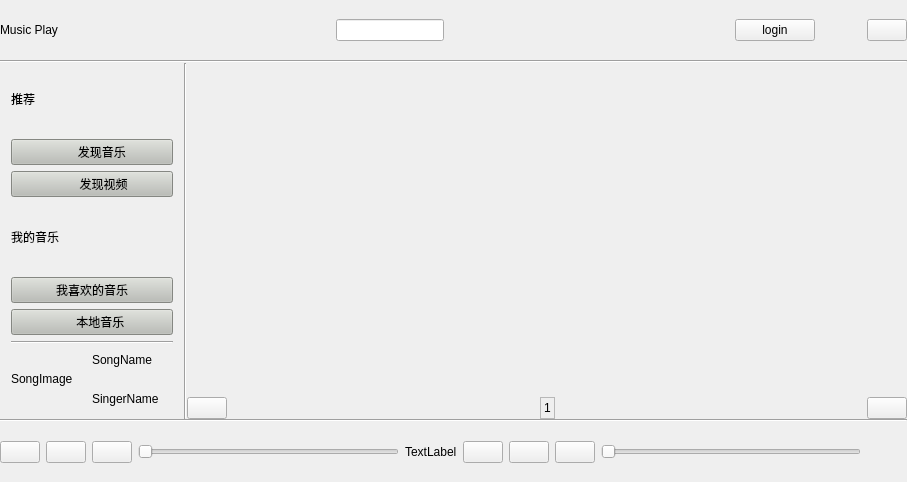
The window that Human-Interaction/Music_Play/mainwindow.ui (100yang/Study) describes before a commit, drawn with Qt 5.
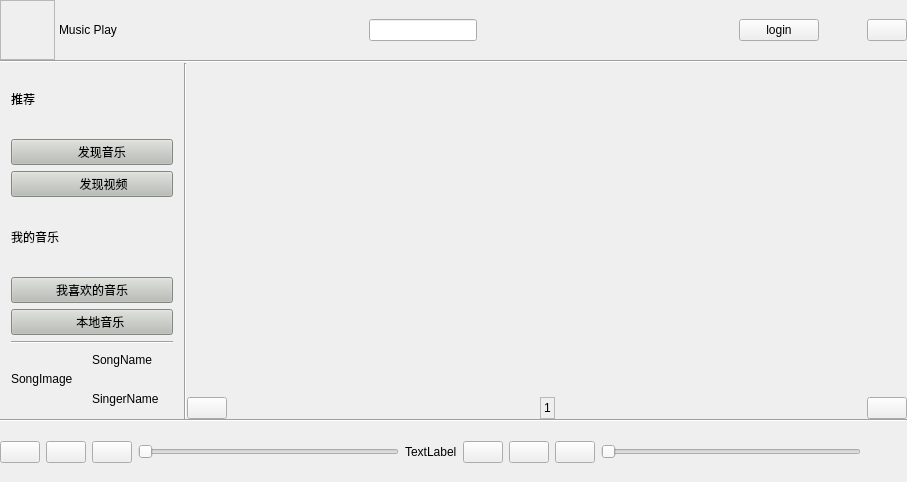
The same window after the commit. Icons and pictures are not drawn. Custom widgets are drawn as their Qt base class.

Patch:
```diff
--- a/Human-Interaction/Music_Play/mainwindow.ui
+++ b/Human-Interaction/Music_Play/mainwindow.ui
@@ -75,10 +75,16 @@
         <height>60</height>
        </size>
       </property>
+      <property name="autoFillBackground">
+       <bool>true</bool>
+      </property>
       <property name="styleSheet">
        <string notr="true"/>
       </property>
       <layout class="QHBoxLayout" name="horizontalLayout_3">
+       <property name="spacing">
+        <number>4</number>
+       </property>
        <property name="leftMargin">
         <number>0</number>
        </property>
@@ -91,11 +97,48 @@
        <property name="bottomMargin">
         <number>0</number>
        </property>
+       <item>
+        <widget class="QLabel" name="label_5">
+         <property name="minimumSize">
+          <size>
+           <width>55</width>
+           <height>0</height>
+          </size>
+         </property>
+         <property name="frameShape">
+          <enum>QFrame::StyledPanel</enum>
+         </property>
+         <property name="text">
+          <string/>
+         </property>
+         <property name="pixmap">
+          <pixmap>Images/Music disc.png</pixmap>
+         </property>
+         <property name="scaledContents">
+          <bool>true</bool>
+         </property>
+         <property name="margin">
+          <number>0</number>
+         </property>
+        </widget>
+       </item>
        <item>
         <widget class="QLabel" name="label_4">
+         <property name="styleSheet">
+          <string notr="true">font: 75 italic 24pt &quot;DejaVu Sans&quot;;</string>
+         </property>
          <property name="text">
           <string>Music Play</string>
          </property>
+         <property name="textFormat">
+          <enum>Qt::AutoText</enum>
+         </property>
+         <property name="scaledContents">
+          <bool>true</bool>
+         </property>
+         <property name="margin">
+          <number>5</number>
+         </property>
         </widget>
        </item>
        <item>
@@ -148,6 +191,9 @@
          <property name="scaledContents">
           <bool>true</bool>
          </property>
+         <property name="margin">
+          <number>8</number>
+         </property>
         </widget>
        </item>
        <item>
```
Left out of the diff: 2 changed lines with no effect on the pictures.
